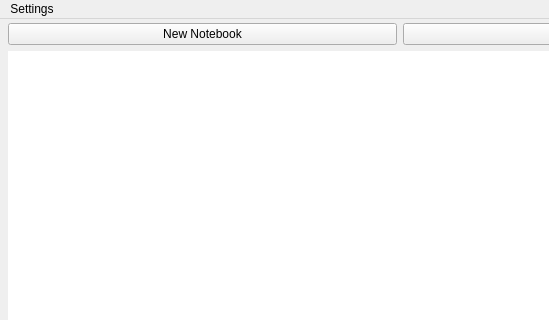
The window that QvernoteView.ui (cas--/Qvernote) describes before a commit, drawn with Qt 5; both pictures show x 0 to 549 and y 0 to 320 of the 800 by 600 pixel window.
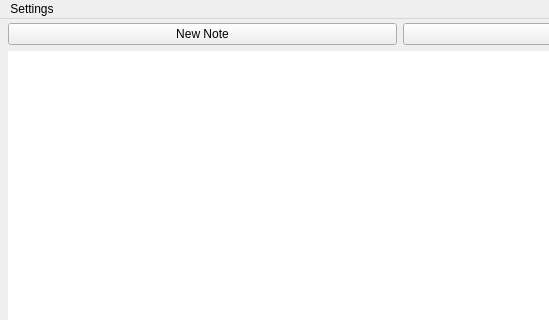
The same window after the commit. Icons and pictures are not drawn. Custom widgets are drawn as their Qt base class.

Commit message: replace new notebook with new note

```diff
--- a/QvernoteView.ui
+++ b/QvernoteView.ui
@@ -73,7 +73,7 @@
         <item row="1" column="0">
          <widget class="QPushButton" name="pbNewNotebook">
           <property name="text">
-           <string>New Notebook</string>
+           <string>New Note</string>
           </property>
           <property name="icon">
            <iconset resource="Resources/Icons.qrc">
```
Left out of the diff: 2 changed lines with no effect on the pictures. The commit also changes 3 other files.
